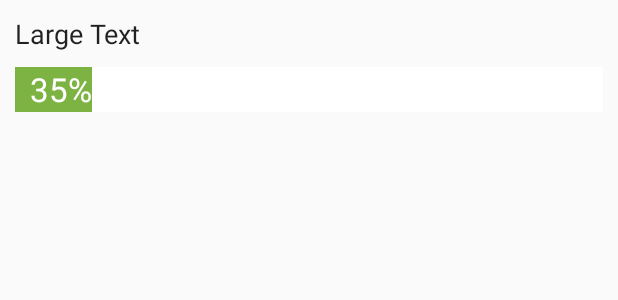
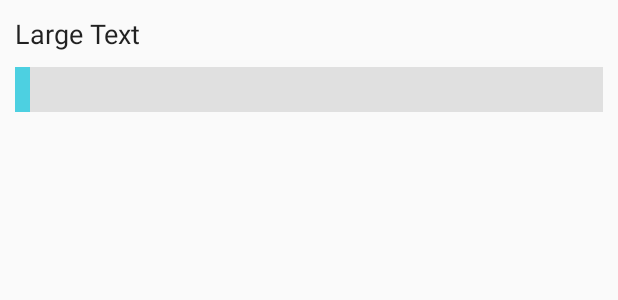
Before and after one commit to studio-404/geovoters, an Android app: the layout custom_row2.xml on its own in the app's theme, with its tools: preview values and no code run, on a phone screen of 412 x 824 dp. Shown: the top 300 px of the screen. Run offline under Robolectric (Android 15) with nearby library versions, the phone set to English and light mode, and no system bars.

Commit message:
insert vote

```diff
--- a/app/src/main/java/ge/studio404/geovoters/MyDBHandler.java
+++ b/app/src/main/java/ge/studio404/geovoters/MyDBHandler.java
@@ -19,8 +19,8 @@ public class MyDBHandler extends SQLiteOpenHelper{
         db.execSQL(geovote_users);
         String geovote_cataloglist = "CREATE TABLE IF NOT EXISTS geovote_cataloglist ( id INTEGER PRIMARY KEY AUTOINCREMENT, catalogidx INTEGER, catalogtitle TEXT );";
         db.execSQL(geovote_cataloglist);
-//        String geovote_itemlists = "CREATE TABLE IF NOT EXISTS geovote_itemlists ( id INTEGER PRIMARY KEY AUTOINCREMENT, idx INTEGET, catidx INTEGER, date INTEGER, question TEXT, usersin INTEGER );";
-//        db.execSQL(geovote_itemlists);
+        String geovote_itemlists = "CREATE TABLE IF NOT EXISTS geovote_itemlists_answers ( id INTEGER PRIMARY KEY AUTOINCREMENT, question_id INTEGER, answer_id INTEGER );";
+        db.execSQL(geovote_itemlists);
     }
 
     @Override
--- a/app/src/main/java/ge/studio404/geovoters/tabDemo.java
+++ b/app/src/main/java/ge/studio404/geovoters/tabDemo.java
@@ -118,7 +118,7 @@ public class tabDemo extends AppCompatActivity {
                     int usersin = arr.getJSONObject(i).getInt("usersin");
 
                     if(catidxFromDb==catidx){
-                        listItems.add(question + "^თარიღი: " + datex + "#მონაწილე " + usersin+"%"+idx);
+                        listItems.add(question + "^თარიღი: " + datex + "#მონაწილე: " + usersin+"%"+idx);
                     }
                 }
 
--- a/app/src/main/res/layout/custom_row2.xml
+++ b/app/src/main/res/layout/custom_row2.xml
@@ -20,7 +20,7 @@
         android:layout_height="30dp"
         android:textAppearance="?android:attr/textAppearanceLarge"
         android:id="@+id/mainVoteBox"
-        android:background="#ffffff"
+        android:background="#E0E0E0"
         android:gravity="center_vertical"
         android:textSize="18sp"
         android:paddingLeft="10dp"
@@ -34,14 +34,36 @@
         android:layout_width="wrap_content"
         android:layout_height="30dp"
         android:textAppearance="?android:attr/textAppearanceLarge"
-        android:text="@string/persentije"
         android:id="@+id/answerPercentige"
         android:layout_alignTop="@+id/mainVoteBox"
         android:layout_alignLeft="@+id/mainVoteBox"
         android:layout_alignStart="@+id/mainVoteBox"
         android:gravity="center_vertical"
-        android:background="#7CB342"
+        android:background="#4DD0E1"
         android:textColor="#ffffff"
         android:paddingLeft="10dp" />
 
+    <TextView
+        android:layout_width="wrap_content"
+        android:layout_height="30dp"
+        android:textAppearance="?android:attr/textAppearanceLarge"
+        android:id="@+id/superpersentage"
+        android:layout_alignTop="@+id/mainVoteBox"
+        android:layout_alignLeft="@+id/mainVoteBox"
+        android:layout_alignStart="@+id/mainVoteBox"
+        android:textColor="#ffffff"
+        android:paddingLeft="10dp"
+        android:textSize="16sp"
+        android:gravity="center_vertical" />
+
+    <Button
+        android:layout_width="match_parent"
+        android:layout_height="30dp"
+        android:id="@+id/makevoteButton"
+        android:layout_alignTop="@+id/mainVoteBox"
+        android:layout_alignLeft="@+id/mainVoteBox"
+        android:layout_alignStart="@+id/mainVoteBox"
+        android:layout_marginRight="10dp"
+        android:alpha="0" />
+
 </RelativeLayout>
```
Also changed, not shown: app/src/main/java/ge/studio404/geovoters/custom_adapter2.java (+100 -3 lines), app/src/main/java/ge/studio404/geovoters/make_a_vote.java (+136 -17 lines), app/src/main/res/layout/activity_make_a_vote.xml (+6 -3 lines).
